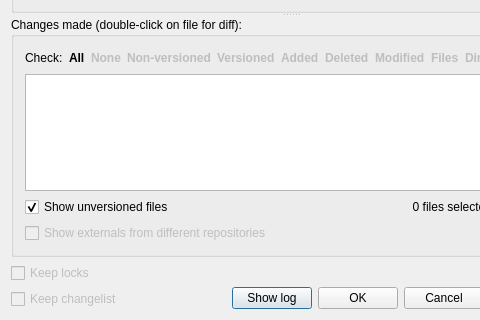
This is src/qsvn/qsvncommitdialog.ui in bokic/qsvn as Qt 5 draws it before an edit; both pictures show x 0 to 480 and y 240 to 560 of the 581 by 560 pixel window. The edited form follows.
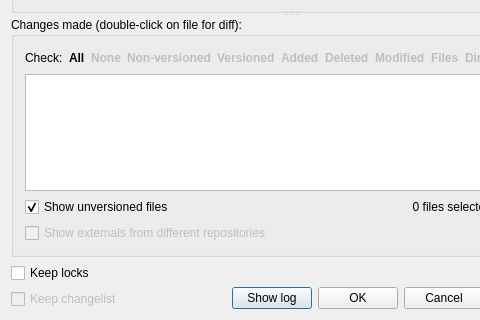
This is the edited form. Custom widgets are drawn as their Qt base class.

Commit message: Enable commit dialog keeplocks checkbox.

```diff
--- a/src/qsvn/qsvncommitdialog.ui
+++ b/src/qsvn/qsvncommitdialog.ui
@@ -335,9 +335,6 @@
     <layout class="QVBoxLayout" name="verticalLayout">
      <item>
       <widget class="QCheckBox" name="keepLocks_checkBox">
-       <property name="enabled">
-        <bool>false</bool>
-       </property>
        <property name="text">
         <string>Keep locks</string>
        </property>
```
